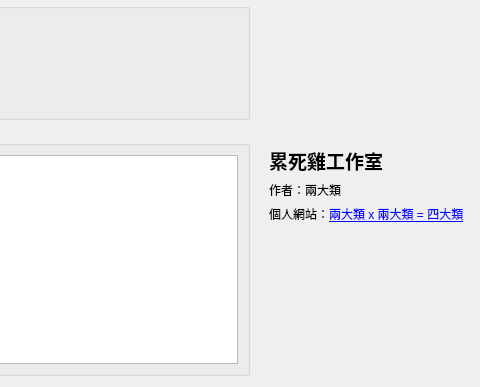
Above: settingtab.ui from coolshou/accountbook before the change; both pictures show x 302 to 782 and y 95 to 482 of the 782 by 482 pixel window. Below: the same form after it.
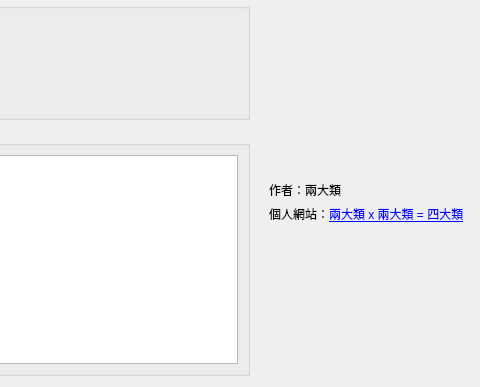
That is the form after the change. Icons and pictures are not drawn.

The edit to the form file:
```diff
--- a/settingtab.ui
+++ b/settingtab.ui
@@ -182,13 +182,6 @@
            </property>
           </spacer>
          </item>
-         <item>
-          <widget class="QLabel" name="titleLabel">
-           <property name="text">
-            <string>&lt;html&gt;&lt;head/&gt;&lt;body&gt;&lt;p&gt;&lt;span style=&quot; font-size:14pt; font-weight:600;&quot;&gt;累死雞工作室&lt;/span&gt;&lt;/p&gt;&lt;/body&gt;&lt;/html&gt;</string>
-           </property>
-          </widget>
-         </item>
          <item>
           <widget class="QLabel" name="nameLabel">
            <property name="text">
```
